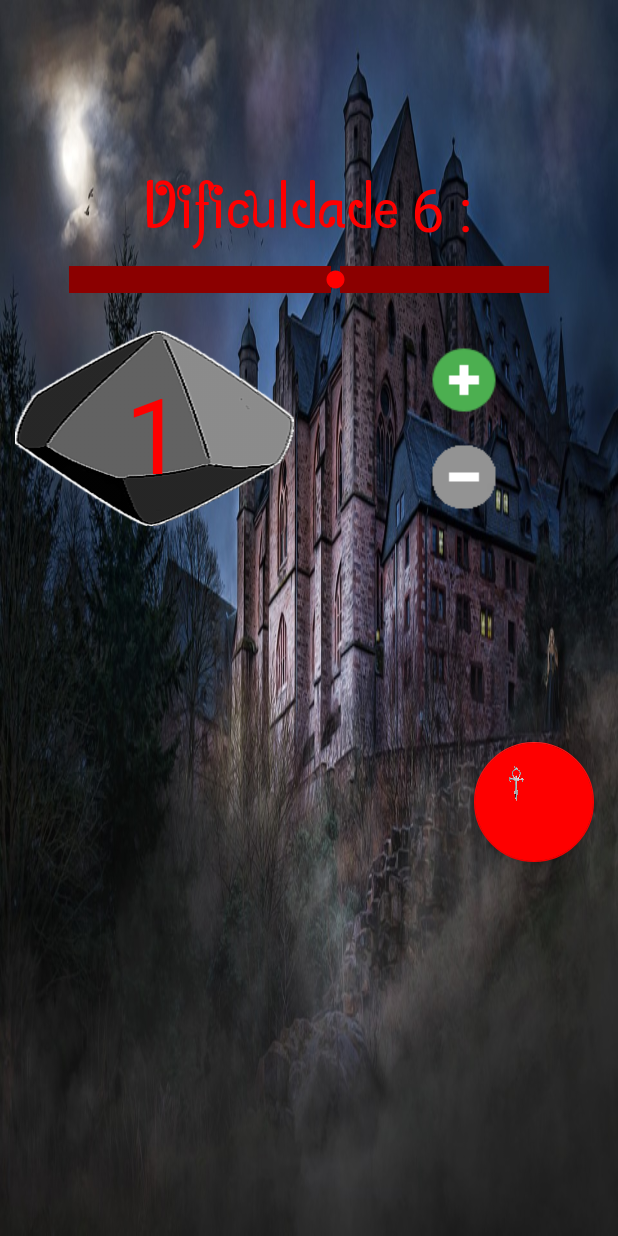
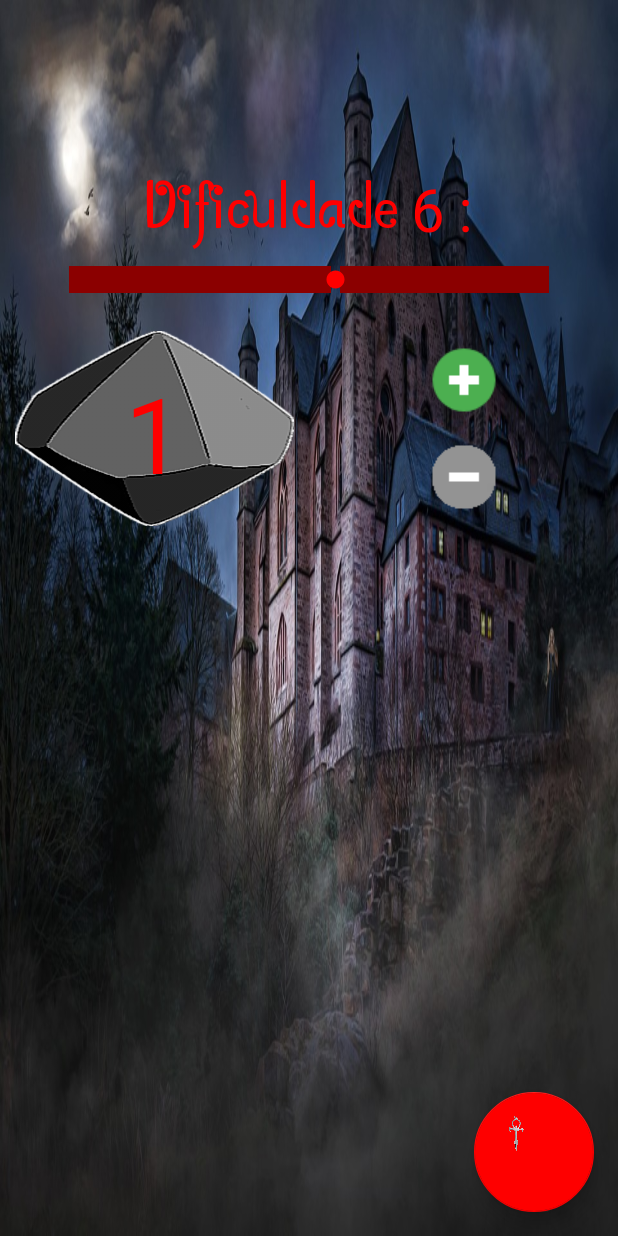
Before and after one commit to markswell/rolador-de-dados-4-edicao, an Android app: the screen it shows after launch (MainActivity), after a tap on an icon or button, on a phone screen of 412 x 824 dp. Run offline under Robolectric (Android 15) with nearby library versions, the phone set to English and light mode, and no system bars; 2 statements that could not run were skipped; 3 other taps on this screen came first.

Commit message:
Corrigida tela para resoluções menores e adicionado o som

```diff
--- a/app/src/main/java/com/markswell/roladordedadoswod/MainActivity.java
+++ b/app/src/main/java/com/markswell/roladordedadoswod/MainActivity.java
@@ -1,7 +1,9 @@
 package com.markswell.roladordedadoswod;
 
+import android.content.Context;
 import android.graphics.Color;
 import android.graphics.Typeface;
+import android.media.MediaPlayer;
 import android.support.design.widget.FloatingActionButton;
 import android.support.v7.app.AppCompatActivity;
 import android.os.Bundle;
@@ -69,12 +71,9 @@ public class MainActivity extends AppCompatActivity {
         fab.setOnClickListener(new View.OnClickListener() {
             @Override
             public void onClick(View v) {
-                mudarCorNormal();
-                Rolador rolador = new Rolador(dificuldadeNivel, numeroDados, dobraDez, subtraiUm);
-                Resultado resultadoRolador = rolador.rolar();
-                resultado.setText(resultadoRolador.getResultado());
-                resultadoIndividual.setText(resultadoRolador.getContagemDados() + avaliarContagemDadosDez(resultadoRolador));
-                mudarCorFalhaCritica();
+                fab.setEnabled(false);
+                rolar();
+                fab.setEnabled(true);
             }
         });
 
@@ -122,6 +121,22 @@ public class MainActivity extends AppCompatActivity {
         });
     }
 
+    private void rolar() {
+        mudarCorNormal();
+        MediaPlayer mediaPlayer = MediaPlayer.create(getContext(), R.raw.efeito);
+        mediaPlayer.start();
+        try {
+            Thread.sleep(2000);
+        } catch (InterruptedException e) {
+            e.printStackTrace();
+        }
+        Rolador rolador = new Rolador(dificuldadeNivel, numeroDados, dobraDez, subtraiUm);
+        Resultado resultadoRolador = rolador.rolar();
+        resultado.setText(resultadoRolador.getResultado());
+        resultadoIndividual.setText(resultadoRolador.getContagemDados() + avaliarContagemDadosDez(resultadoRolador));
+        mudarCorFalhaCritica();
+    }
+
     private void mudarCorFalhaCritica() {
         if(resultado.getText().toString().contains("críti")){
             resultado.setTextColor(Color.parseColor("#FE0000"));
@@ -159,4 +174,7 @@ public class MainActivity extends AppCompatActivity {
            }
        });
     }
+    private Context getContext(){
+        return this;
+    }
 }
--- a/app/src/main/java/com/markswell/roladordedadoswod/Rolador.java
+++ b/app/src/main/java/com/markswell/roladordedadoswod/Rolador.java
@@ -33,6 +33,7 @@ public class Rolador {
             resultados.add(result);
             avaliar(result);
             if(result.equals(10) && rerolarDez){
+                //todo rerolar caso dê dez de novo
                 Integer res = obterResultadoDado();
                 resultadosDez.add(res);
                 avaliar(res);
--- a/app/src/main/res/layout/activity_main.xml
+++ b/app/src/main/res/layout/activity_main.xml
@@ -99,42 +99,51 @@
 
     </LinearLayout>
 
+        <FrameLayout
+            android:layout_width="match_parent"
+            android:layout_height="match_parent">
+            <LinearLayout
+                android:orientation="vertical"
+                android:layout_width="match_parent"
+                android:layout_height="match_parent">
+
                 <TextView
                     android:id="@+id/resultado"
-            android:layout_marginTop="10sp"
                     android:layout_width="match_parent"
                     android:layout_height="wrap_content"
+                    android:layout_gravity="center"
+                    android:layout_marginTop="10sp"
+                    android:gravity="center"
                     android:textColor="#FFFFFF"
-            android:textSize="40sp"
-            android:layout_gravity="center"
-            android:gravity="center" />
-
+                    android:textSize="40sp" />
                 <TextView
+                    android:id="@+id/resultado_individual"
                     android:layout_width="match_parent"
                     android:layout_height="wrap_content"
-            android:id="@+id/resultado_individual"
                     android:layout_gravity="center_horizontal"
+                    android:layout_marginBottom="@dimen/dezesseis"
                     android:gravity="center"
-            android:layout_marginBottom="@dimen/dezesseis"
                     android:textAlignment="center"
-            android:textSize="18sp"
-            android:textColor="#FFFFFF"/>
+                    android:textColor="#FFFFFF"
+                    android:textSize="18sp" />
+            </LinearLayout>
+
             <android.support.design.widget.FloatingActionButton
                 android:id="@+id/fab"
                 android:layout_width="80dp"
                 android:layout_height="80dp"
                 android:layout_gravity="bottom|end"
-            android:layout_marginTop="@dimen/dezesseis"
                 android:layout_marginBottom="@dimen/dezesseis"
                 android:layout_marginRight="@dimen/dezesseis"
                 android:clickable="true"
                 android:src="@drawable/cruz"
+                app:backgroundTint="@color/dado_texto"
                 app:elevation="8dp"
                 app:fabSize="normal"
-            app:backgroundTint="@color/dado_texto"
-            app:pressedTranslationZ="12dp"
                 app:layout_anchor="@id/ancora"
-            app:layout_anchorGravity="bottom|right|end"/>
+                app:layout_anchorGravity="bottom|right|end"
+                app:pressedTranslationZ="12dp" />
+        </FrameLayout>
     </LinearLayout>
 
 
```
Also changed, not shown: 1 other file. Lines whose indentation alone changed are shown as unchanged.
